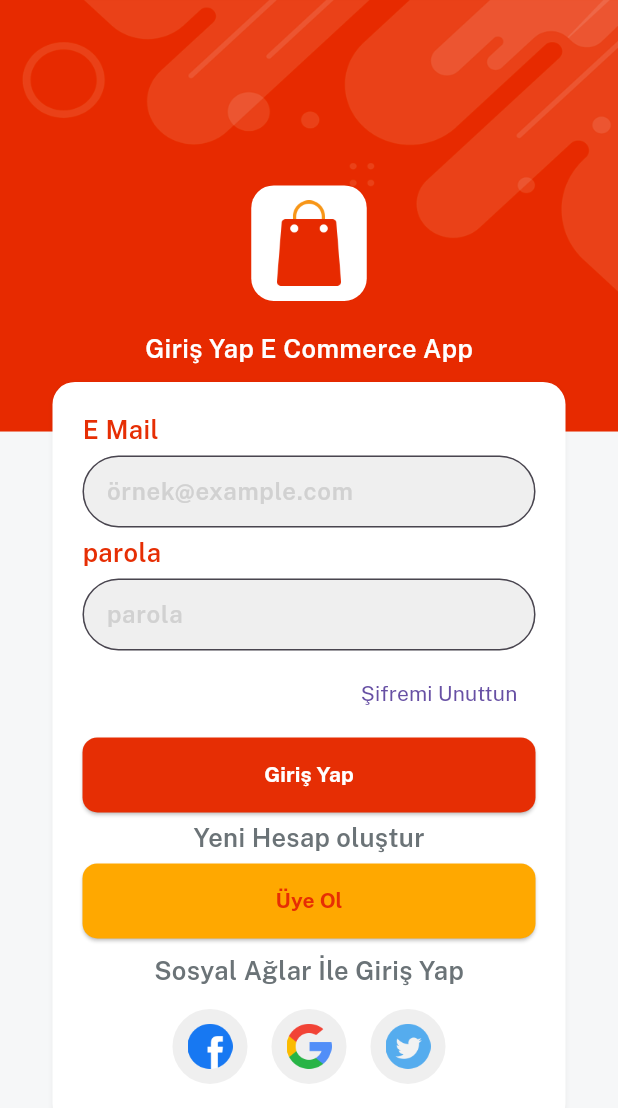
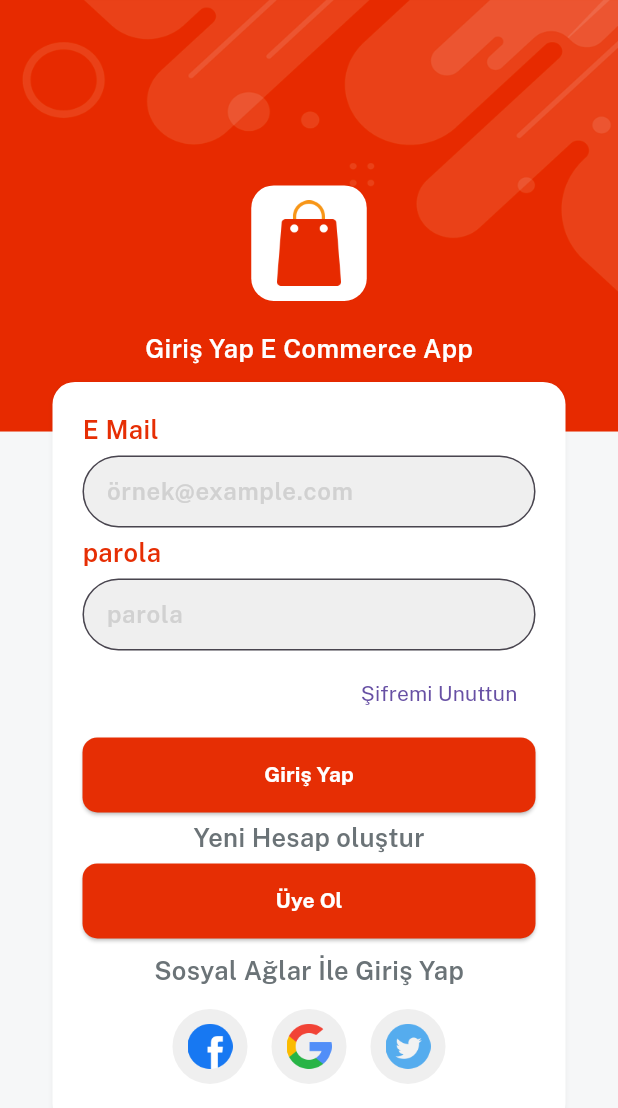
Before and after one commit to VolkanCARBUGA/e_commerce_app, a Flutter app: the screen it shows after launch, on a phone screen of 412 x 824 dp. Shown: the top 1108 px of the screen. Run offline on Flutter 3.47's test engine with Material 3 defaults, Android fonts, the phone set to English and light mode, and no system bars; our stand-ins replace cloud_firestore, firebase_auth, firebase_core, get, velocity_x; accounts and stored records are empty.

Commit message:
firebase  auth proses completed

```diff
--- /dev/null
+++ b/lib/consts/firebase_consts.dart
@@ -0,0 +1,7 @@
+import 'package:cloud_firestore/cloud_firestore.dart';
+import 'package:firebase_auth/firebase_auth.dart';
+
+var auth=FirebaseAuth.instance;
+var fireStore=FirebaseFirestore.instance;
+var user=auth.currentUser;
+const userCollection="users";
--- a/lib/consts/strings.dart
+++ b/lib/consts/strings.dart
@@ -51,3 +51,5 @@ const supportPolicy="Destek Politikası";
 const productsYouLike="Ayrıca beğenebileceğiniz ürünler";
 const logout="Çıkış Yap";
 const wishList="İstek listem",orders="Siparişlerim",messages="Mesajlarım";
+const loginSuccessful="Giriş Başarılı";
+const logOut="Çıkış Başarılı";
--- a/lib/main.dart
+++ b/lib/main.dart
@@ -1,9 +1,13 @@
 import 'package:e_commerce_app/consts/consts.dart';
+import 'package:e_commerce_app/firebase_options.dart';
 import 'package:e_commerce_app/views/splash_screen/splash_screen.dart';
+import 'package:firebase_core/firebase_core.dart';
 import 'package:flutter/material.dart';
 import 'package:get/get.dart';
 
-void main() {
+void main() async {
+  WidgetsFlutterBinding.ensureInitialized();
+  await Firebase.initializeApp(options: DefaultFirebaseOptions.currentPlatform);
   runApp(const MyApp());
 }
 
--- a/lib/views/auth_screen/login_screen.dart
+++ b/lib/views/auth_screen/login_screen.dart
@@ -1,5 +1,6 @@
 import 'package:e_commerce_app/consts/consts.dart';
 import 'package:e_commerce_app/consts/lists.dart';
+import 'package:e_commerce_app/controllers/auth_controller.dart';
 import 'package:e_commerce_app/views/auth_screen/signup_screen.dart';
 import 'package:e_commerce_app/views/home_screen/home.dart';
 import 'package:e_commerce_app/widgets_common/applogo_widget.dart';
@@ -14,6 +15,7 @@ class LoginScreen extends StatelessWidget {
 
   @override
   Widget build(BuildContext context) {
+    var controller = Get.put(AuthController());
     return bgWidget(Scaffold(
       resizeToAvoidBottomInset: false,
       body: Center(
@@ -31,16 +33,38 @@ class LoginScreen extends StatelessWidget {
             10.heightBox,
             Column(
               children: [
-                customTextField(hint: eMailHint, tittle: eMail),
-                customTextField(hint: password, tittle: password),
+                customTextField(
+                    hint: eMailHint,
+                    tittle: eMail,
+                    isPass: false,
+                    controller: controller.eMailController),
+                customTextField(
+                    hint: password,
+                    tittle: password,
+                    isPass: true,
+                    controller: controller.passwordController),
                 Align(
                     alignment: Alignment.centerRight,
                     child: TextButton(
                         onPressed: () {}, child: forgotPassword.text.make())),
                 5.heightBox,
-                ourButton(() {
-                  Get.to(() => Home());
-                }, redColor, whiteColor, login)
+                ourButton(
+                        onpress: () async {
+                          await controller
+                              .loginMethod(context: context)
+                              .then((value) {
+                                if (value!=null) {
+                                  VxToast.show(context, msg: loginSuccessful);
+                                  Get.offAll(()=>Home());
+                                } else {
+
+                                }
+                              });
+
+                        },
+                        color: redColor,
+                        texColor: whiteColor,
+                        tittle: login)
                     .box
                     .width(context.screenWidth - 70)
                     .make(),
@@ -51,9 +75,13 @@ class LoginScreen extends StatelessWidget {
                     .size(17)
                     .make(),
                 5.heightBox,
-                ourButton(() {
-                  Get.to(() => SignUpScreen());
-                }, golden, redColor, signUp)
+                ourButton(
+                        onpress: () {
+                          Get.to(() => SignUpScreen());
+                        },
+                        color: redColor,
+                        texColor: whiteColor,
+                        tittle: signUp)
                     .box
                     .width(context.screenWidth - 70)
                     .make(),
--- a/lib/views/category_screen/item_details.dart
+++ b/lib/views/category_screen/item_details.dart
@@ -271,7 +271,11 @@ class ItemDetails extends StatelessWidget {
             width: 300,
             child: Padding(
               padding: const EdgeInsets.all(10),
-              child: ourButton(() {}, redColor, whiteColor, "Sepete Ekle"),
+              child: ourButton(
+                  onpress: () {},
+                  color: redColor,
+                  texColor: whiteColor,
+                  tittle: "Sepete Ekle"),
             ),
           ),
         ],
--- a/lib/widgets_common/custom_textfield.dart
+++ b/lib/widgets_common/custom_textfield.dart
@@ -1,14 +1,15 @@
 import 'package:e_commerce_app/consts/consts.dart';
 import 'package:flutter/material.dart';
 
-Widget customTextField({String? tittle,String? hint,controller}) {
+Widget customTextField({String? tittle,String? hint,controller,isPass}) {
   return Column(
     crossAxisAlignment: CrossAxisAlignment.start,
     children: [
       tittle!.text.color(redColor).fontFamily(semibold).size(17).make(),
       5.heightBox,
       TextFormField(
-       // controller: controller,
+        controller: controller,
+      obscureText: isPass,
         decoration: InputDecoration(
           hintStyle: TextStyle(
             fontFamily: semibold,
--- a/lib/widgets_common/our_button.dart
+++ b/lib/widgets_common/our_button.dart
@@ -1,7 +1,7 @@
 import 'package:e_commerce_app/consts/consts.dart';
 import 'package:flutter/material.dart';
 
-Widget ourButton(onpress, Color color, Color texColor, String tittle) {
+Widget ourButton(  {onpress, Color? color, Color? texColor, String? tittle}) {
   return ElevatedButton(
       style: ElevatedButton.styleFrom(
         backgroundColor: color,
@@ -11,5 +11,5 @@ Widget ourButton(onpress, Color color, Color texColor, String tittle) {
                 left: Radius.circular(10), right: Radius.circular(10))),
       ),
       onPressed: onpress,
-      child: tittle.text.color(texColor).fontFamily(bold).make());
+      child: tittle?.text.color(texColor).fontFamily(bold).make());
 }
```
Also changed, not shown: lib/controllers/auth_controller.dart (added, +53 -0 lines), lib/views/auth_screen/signup_screen.dart (+49 -6 lines), lib/views/profile_screen/profile_screen.dart (+17 -6 lines), lib/firebase_options.dart (added), 6 other files.
